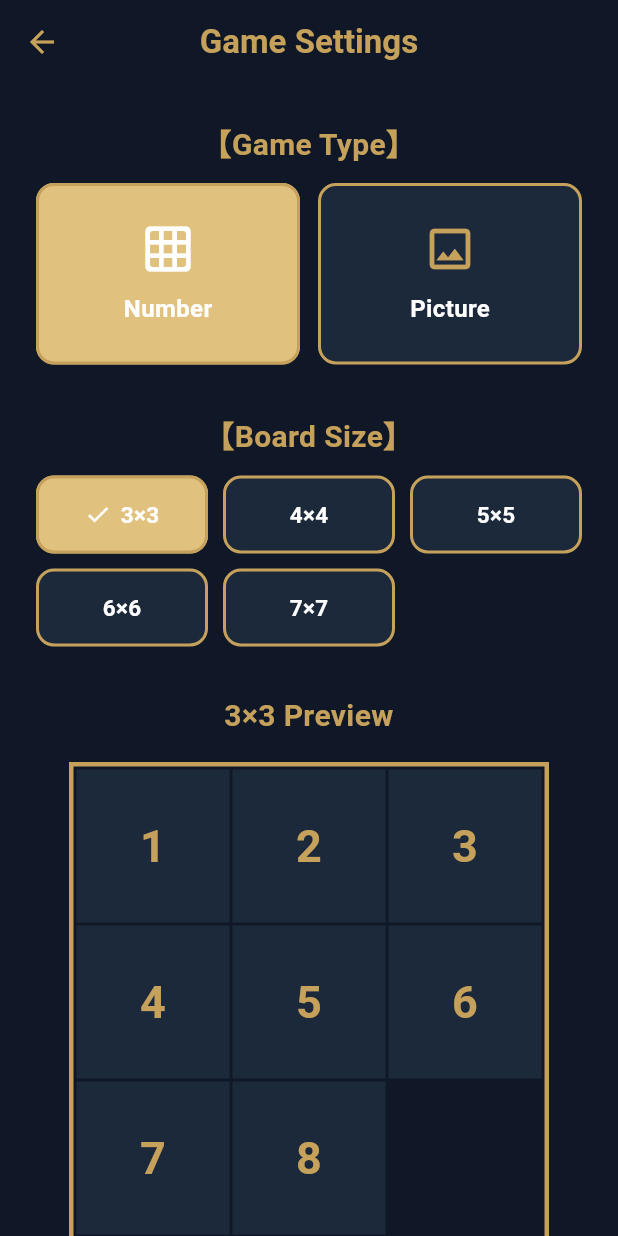
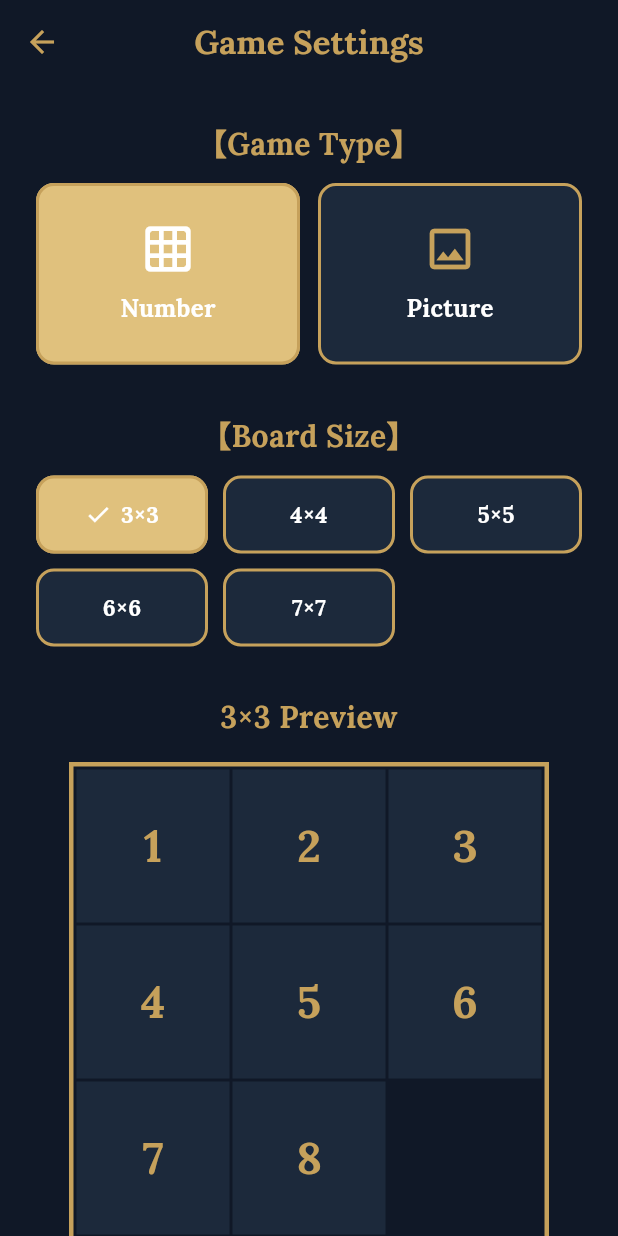
Before and after one commit to matsuda-valueapps/slide-puzzle-app-flutter, a Flutter app: the screen it shows after launch, after a tap on "New Game", on a phone screen of 412 x 824 dp. Run offline on Flutter 3.47's test engine with Material 3 defaults, Android fonts, the phone set to English and light mode, and no system bars; our stand-ins replace audioplayers, google_fonts, package_info_plus, shared_preferences.

Commit message:
Add Lora font using Google Fonts

```diff
--- a/lib/main.dart
+++ b/lib/main.dart
@@ -1,4 +1,5 @@
 import 'package:flutter/material.dart';
+import 'package:google_fonts/google_fonts.dart';
 
 import 'constants/app_colors.dart';
 import 'constants/picture_options.dart';
@@ -17,11 +18,66 @@ void main() {
   runApp(const MyApp());
 }
 
+/// Lora Bold（700）を適用したTextThemeを生成する
+TextTheme _buildLoraTextTheme() {
+  final TextTheme baseTheme = GoogleFonts.loraTextTheme();
+
+  return baseTheme.copyWith(
+    displayLarge: baseTheme.displayLarge?.copyWith(
+      fontWeight: FontWeight.w700,
+    ),
+    displayMedium: baseTheme.displayMedium?.copyWith(
+      fontWeight: FontWeight.w700,
+    ),
+    displaySmall: baseTheme.displaySmall?.copyWith(
+      fontWeight: FontWeight.w700,
+    ),
+    headlineLarge: baseTheme.headlineLarge?.copyWith(
+      fontWeight: FontWeight.w700,
+    ),
+    headlineMedium: baseTheme.headlineMedium?.copyWith(
+      fontWeight: FontWeight.w700,
+    ),
+    headlineSmall: baseTheme.headlineSmall?.copyWith(
+      fontWeight: FontWeight.w700,
+    ),
+    titleLarge: baseTheme.titleLarge?.copyWith(
+      fontWeight: FontWeight.w700,
+    ),
+    titleMedium: baseTheme.titleMedium?.copyWith(
+      fontWeight: FontWeight.w700,
+    ),
+    titleSmall: baseTheme.titleSmall?.copyWith(
+      fontWeight: FontWeight.w700,
+    ),
+    bodyLarge: baseTheme.bodyLarge?.copyWith(
+      fontWeight: FontWeight.w700,
+    ),
+    bodyMedium: baseTheme.bodyMedium?.copyWith(
+      fontWeight: FontWeight.w700,
+    ),
+    bodySmall: baseTheme.bodySmall?.copyWith(
+      fontWeight: FontWeight.w700,
+    ),
+    labelLarge: baseTheme.labelLarge?.copyWith(
+      fontWeight: FontWeight.w700,
+    ),
+    labelMedium: baseTheme.labelMedium?.copyWith(
+      fontWeight: FontWeight.w700,
+    ),
+    labelSmall: baseTheme.labelSmall?.copyWith(
+      fontWeight: FontWeight.w700,
+    ),
+  );
+}
+
 class MyApp extends StatelessWidget {
   const MyApp({super.key});
 
   @override
   Widget build(BuildContext context) {
+    final TextTheme loraTextTheme = _buildLoraTextTheme();
+
     return MaterialApp(
       title: 'Slide Puzzle',
       debugShowCheckedModeBanner: false,
@@ -29,6 +85,16 @@ class MyApp extends StatelessWidget {
         colorScheme: ColorScheme.fromSeed(
           seedColor: const Color(0xFF3B82F6),
         ),
+
+        // アプリ全体の標準フォントをLoraに設定
+        fontFamily: GoogleFonts.lora().fontFamily,
+
+        // アプリ全体の文字をLora Bold（700）に設定
+        textTheme: loraTextTheme,
+
+        // AppBarなどのプライマリテキストにも適用
+        primaryTextTheme: loraTextTheme,
+
         useMaterial3: true,
       ),
       home: const MainPage(),
--- a/pubspec.yaml
+++ b/pubspec.yaml
@@ -13,6 +13,7 @@ dependencies:
   shared_preferences: ^2.5.6
   package_info_plus: ^10.2.2
   audioplayers: ^6.8.1
+  google_fonts: ^6.2.1
 
 dev_dependencies:
   flutter_test:
```
Also changed, not shown: pubspec.lock.
